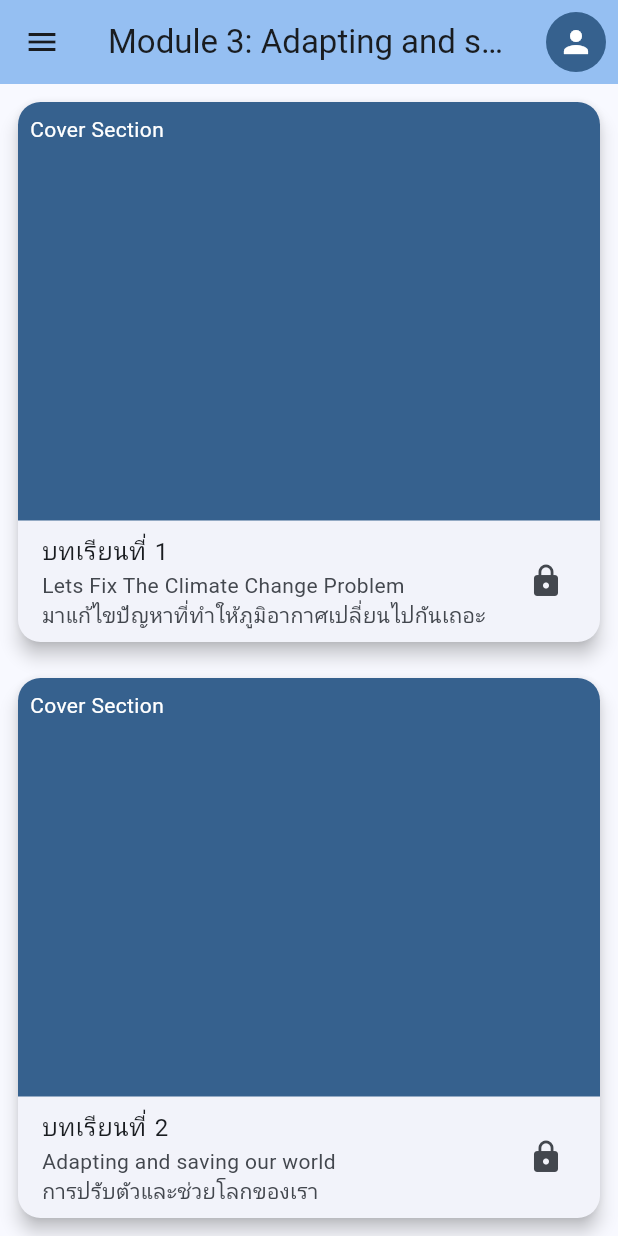
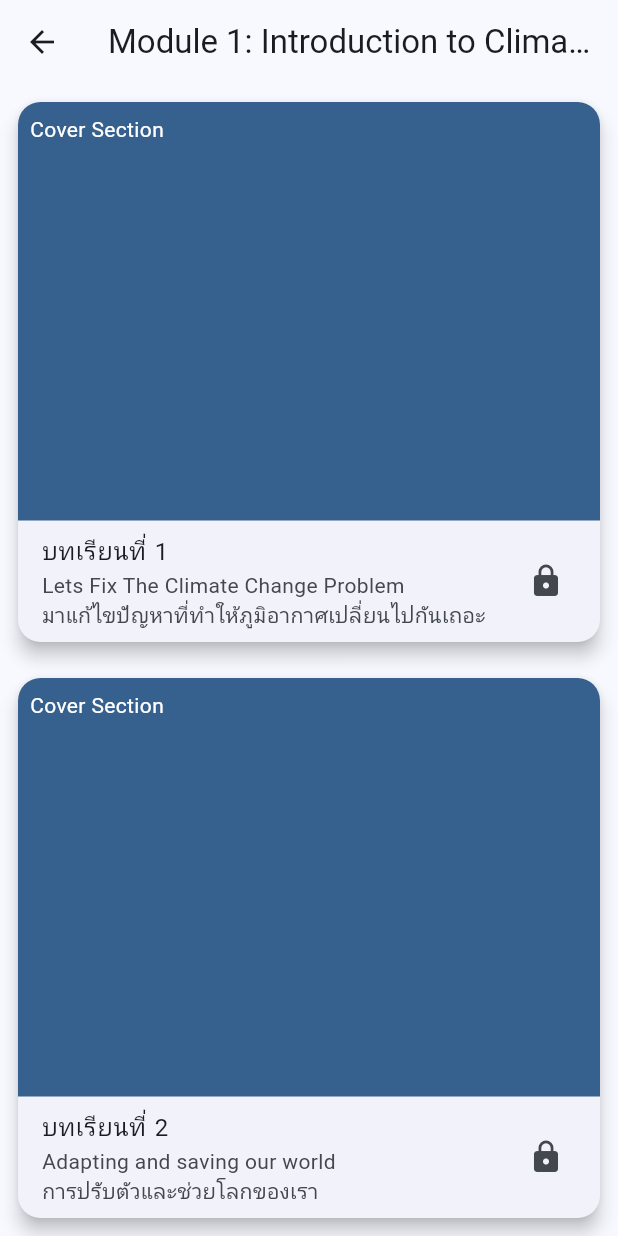
Before and after one commit to HugeKC01/flutter_studyclimatechange, a Flutter app: the Module3Screen screen opened directly, on a phone screen of 412 x 824 dp. Run offline on Flutter 3.47's test engine with Material 3 defaults, Android fonts, the phone set to English and light mode, and no system bars.

```diff
--- a/lib/learningpage/module3/m3_main.dart
+++ b/lib/learningpage/module3/m3_main.dart
@@ -11,60 +11,7 @@ class Module3Screen extends StatelessWidget {
   Widget build(BuildContext context) {
     return Scaffold(
       appBar: AppBar(
-        backgroundColor: Theme.of(context).colorScheme.inversePrimary,
-        title: Text('Module 3: Adapting and saving our world'),
-        elevation: 5.0,
-        actions: <Widget>[
-          Padding(
-            padding: const EdgeInsets.all(8.0),
-            child: CircleAvatar(
-              backgroundColor: Theme.of(context).colorScheme.primary,
-              child: IconButton(
-                icon: const Icon(Icons.person, color: Colors.white),
-                onPressed: () {
-                  // Handle the button press here
-                },
-              ),
-            ),
-          ),
-        ],
-      ),
-      drawer: Drawer(
-        child: ListView(
-          padding: EdgeInsets.zero,
-          children: <Widget>[
-            DrawerHeader(
-              decoration: BoxDecoration(
-                color: Theme.of(context).colorScheme.primary,
-              ),
-              child: Text(
-                'Menu',
-                style: TextStyle(
-                  color: Colors.white,
-                  fontSize: 24,
-                ),
-              ),
-            ),
-            ListTile(
-              leading: Icon(Icons.home_rounded),
-              title: Text('Home'),
-              onTap: () {
-                // Handle the home tap here
-                Navigator.push(
-                  context,
-                  MaterialPageRoute(builder: (context) => MyHomePage(title: 'Climate Change App')),
-                );
-              },
-            ),
-            ListTile(
-              leading: Icon(Icons.book_rounded),
-              title: Text('Manual'),
-              onTap: () {
-                // Handle the manual tap here
-              },
-            ),
-          ],
-        ),
+        title: Text('Module 1: Introduction to Climate Change'),
       ),
       body: Center(
         child: Column(
```
